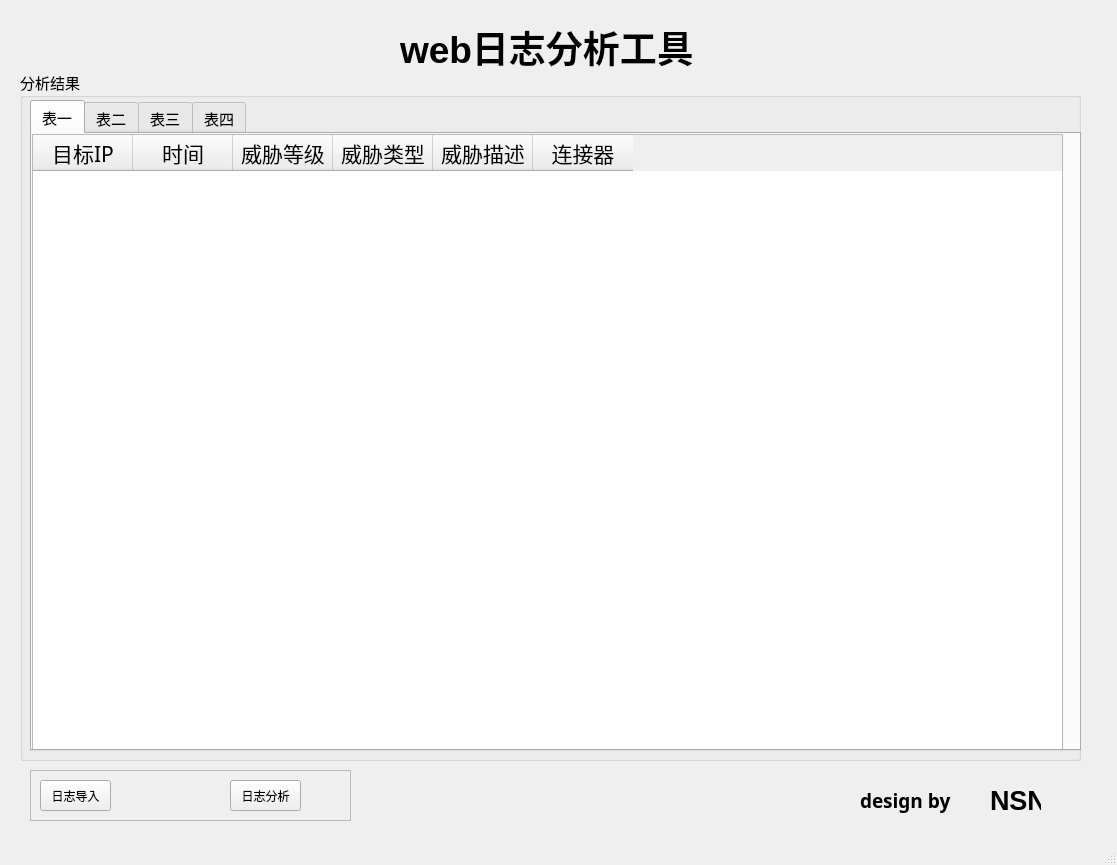
Qt form code/web.ui (intbjw/web-project-NSN) before a commit.
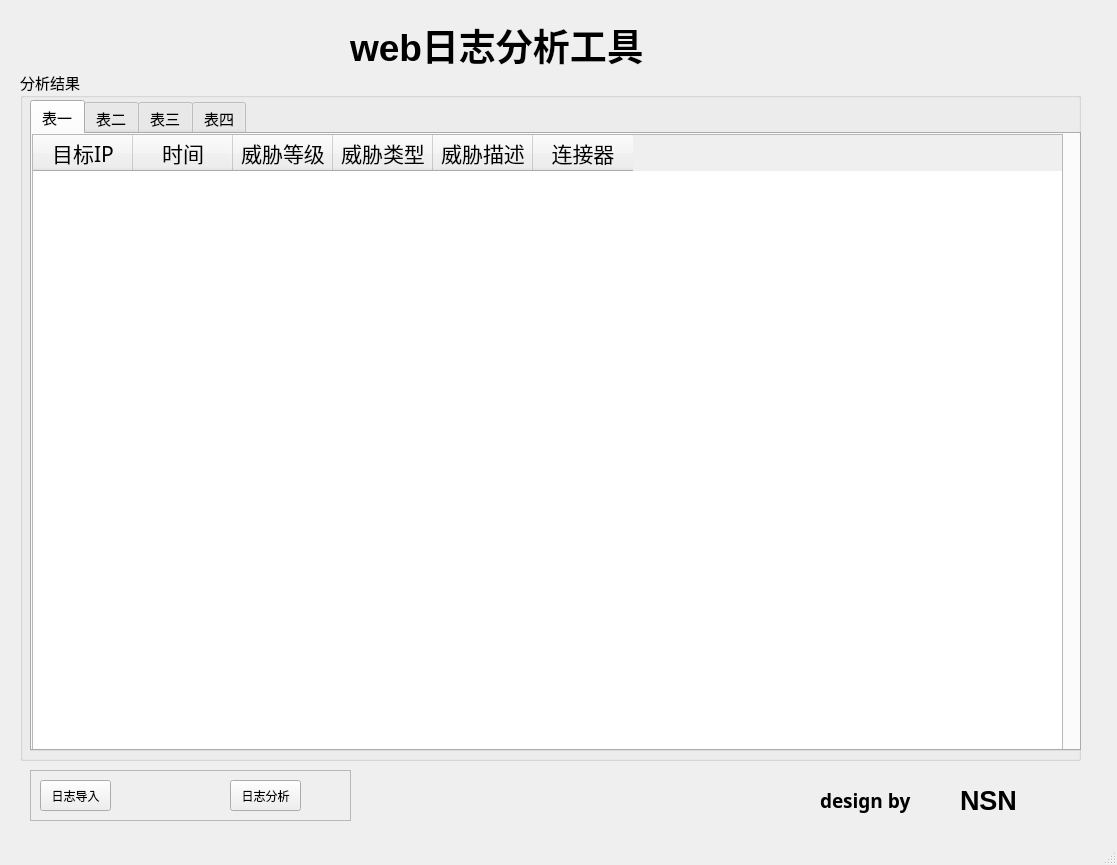
The same form after that commit. Icons and pictures are not drawn.

Patch:
```diff
--- a/code/web.ui
+++ b/code/web.ui
@@ -278,9 +278,9 @@
    <widget class="QLabel" name="label">
     <property name="geometry">
      <rect>
-      <x>860</x>
+      <x>820</x>
       <y>780</y>
-      <width>131</width>
+      <width>171</width>
       <height>41</height>
      </rect>
     </property>
@@ -299,9 +299,9 @@
    <widget class="QLabel" name="label_2">
     <property name="geometry">
      <rect>
-      <x>990</x>
+      <x>960</x>
       <y>770</y>
-      <width>51</width>
+      <width>81</width>
       <height>61</height>
      </rect>
     </property>
@@ -312,10 +312,10 @@
    <widget class="QLabel" name="label_3">
     <property name="geometry">
      <rect>
-      <x>400</x>
-      <y>20</y>
-      <width>301</width>
-      <height>51</height>
+      <x>350</x>
+      <y>10</y>
+      <width>361</width>
+      <height>71</height>
      </rect>
     </property>
     <property name="text">
```
